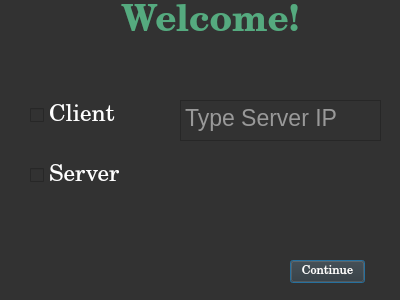
dmblake/ComAudio, file CommAudio/settingsdialog.ui: the form before one commit.
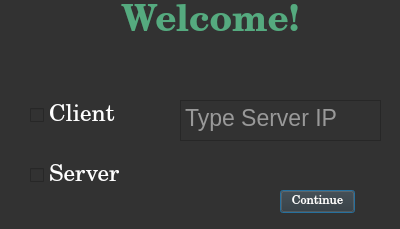
The form after the commit.

What changed in the file:
```diff
--- a/CommAudio/settingsdialog.ui
+++ b/CommAudio/settingsdialog.ui
@@ -7,7 +7,7 @@
     <x>0</x>
     <y>0</y>
     <width>400</width>
-    <height>300</height>
+    <height>229</height>
    </rect>
   </property>
   <property name="windowTitle">
@@ -112,8 +112,8 @@
   <widget class="QPushButton" name="continueButton">
    <property name="geometry">
     <rect>
-     <x>290</x>
-     <y>260</y>
+     <x>280</x>
+     <y>190</y>
      <width>75</width>
      <height>23</height>
     </rect>
```
